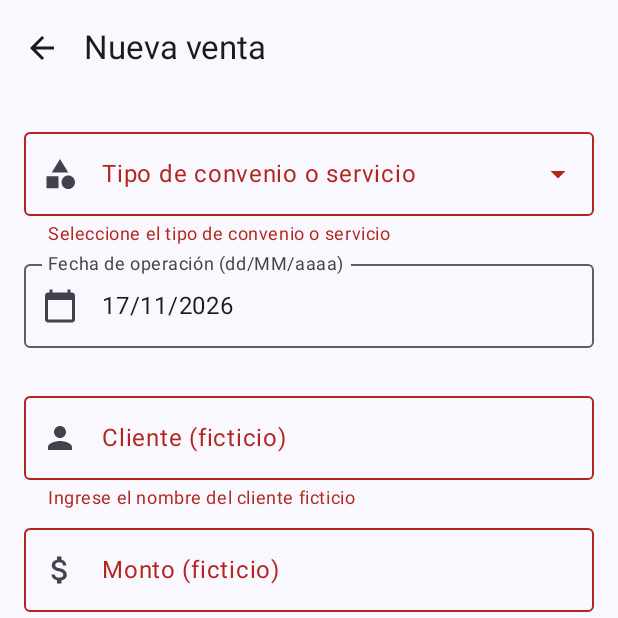
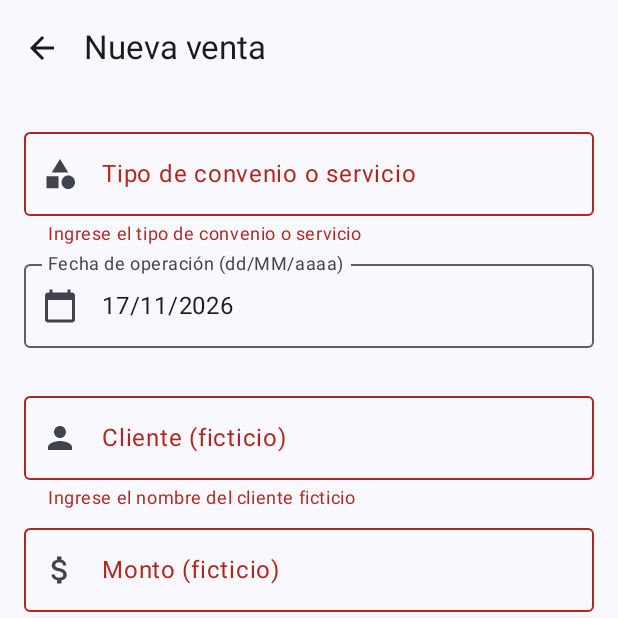
Before and after one commit to Fernand0SC/VentasApp_EV2, an Android app built with Jetpack Compose: the composable VentaFormScreen called with empty values, after a tap on "Guardar borrador", on a phone screen of 412 x 824 dp, the top half of it. Run offline under Robolectric (Android 15) with nearby library versions, the phone set to English and light mode, and no system bars; 5 statements that could not run were skipped.

Commit message:
Tipo de convenio o servicio ahora es campo de texto

```diff
--- a/app/src/main/java/com/example/ventasapp_ev2/ui/venta/VentaFormScreen.kt
+++ b/app/src/main/java/com/example/ventasapp_ev2/ui/venta/VentaFormScreen.kt
@@ -7,7 +7,6 @@ import androidx.compose.animation.fadeIn
 import androidx.compose.animation.fadeOut
 import androidx.compose.animation.scaleIn
 import androidx.compose.animation.togetherWith
-import androidx.compose.foundation.clickable
 import androidx.compose.foundation.layout.Arrangement
 import androidx.compose.foundation.layout.Box
 import androidx.compose.foundation.layout.Column
@@ -23,7 +22,6 @@ import androidx.compose.foundation.verticalScroll
 import androidx.compose.material.icons.Icons
 import androidx.compose.material.icons.automirrored.filled.ArrowBack
 import androidx.compose.material.icons.automirrored.filled.Send
-import androidx.compose.material.icons.filled.ArrowDropDown
 import androidx.compose.material.icons.filled.AttachMoney
 import androidx.compose.material.icons.filled.CalendarToday
 import androidx.compose.material.icons.filled.Category
@@ -37,8 +35,6 @@ import androidx.compose.material3.Button
 import androidx.compose.material3.Card
 import androidx.compose.material3.CardDefaults
 import androidx.compose.material3.CircularProgressIndicator
-import androidx.compose.material3.DropdownMenu
-import androidx.compose.material3.DropdownMenuItem
 import androidx.compose.material3.ExperimentalMaterial3Api
 import androidx.compose.material3.Icon
 import androidx.compose.material3.IconButton
@@ -53,7 +49,6 @@ import androidx.compose.runtime.LaunchedEffect
 import androidx.compose.runtime.collectAsState
 import androidx.compose.runtime.getValue
 import androidx.compose.runtime.mutableStateOf
-import androidx.compose.runtime.remember
 import androidx.compose.runtime.setValue
 import androidx.compose.ui.Alignment
 import androidx.compose.ui.Modifier
@@ -245,45 +240,19 @@ fun VentaFormScreen(
                     }
                 }
 
-                //Tipo de convenio o servicio (lista desplegable)
-                var menuAbierto by remember { mutableStateOf(false) }
-                Box(modifier = Modifier.fillMaxWidth()) {
+                //Tipo de convenio o servicio (texto libre)
                 OutlinedTextField(
                     value = estado.tipoServicio,
-                        onValueChange = {},
-                        readOnly = true,
+                    onValueChange = viewModel::onTipoServicioChange,
                     label = { Text("Tipo de convenio o servicio") },
+                    placeholder = { Text("Ej: Clínica dental, Servicio automotriz...") },
                     leadingIcon = { Icon(Icons.Default.Category, contentDescription = null) },
-                        trailingIcon = { Icon(Icons.Default.ArrowDropDown, contentDescription = null) },
+                    singleLine = true,
                     isError = estado.tipoServicioError != null,
                     supportingText = { Text(estado.tipoServicioError ?: "") },
                     enabled = estado.editable,
                     modifier = Modifier.fillMaxWidth()
                 )
-                    // Capa transparente que abre el menú al tocar el campo
-                    if (estado.editable) {
-                        Box(
-                            modifier = Modifier
-                                .matchParentSize()
-                                .padding(bottom = 20.dp)
-                                .clickable { menuAbierto = true }
-                        )
-                    }
-                    DropdownMenu(
-                        expanded = menuAbierto,
-                        onDismissRequest = { menuAbierto = false }
-                    ) {
-                        viewModel.tiposServicio.forEach { tipo ->
-                            DropdownMenuItem(
-                                text = { Text(tipo) },
-                                onClick = {
-                                    viewModel.onTipoServicioChange(tipo)
-                                    menuAbierto = false
-                                }
-                            )
-                        }
-                    }
-                }
 
                 //Fecha de operacion
                 OutlinedTextField(
```
Also changed, not shown: app/src/main/java/com/example/ventasapp_ev2/ui/venta/VentaViewModel.kt (+7 -10 lines). Lines whose indentation alone changed are shown as unchanged.
